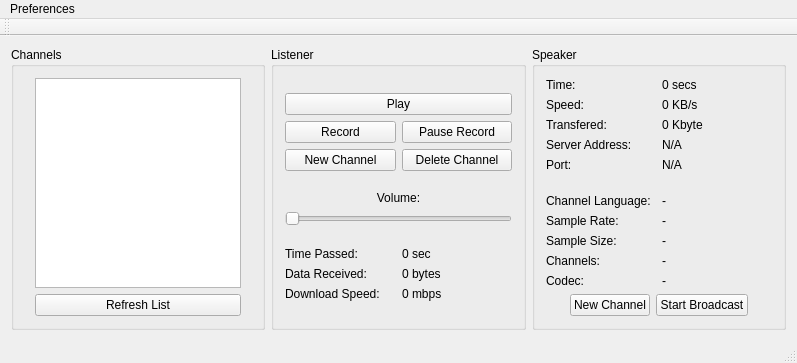
This is Translator/gui.ui in Ernyoke/Allamvizsga as Qt 5 draws it before an edit. The edited form follows.
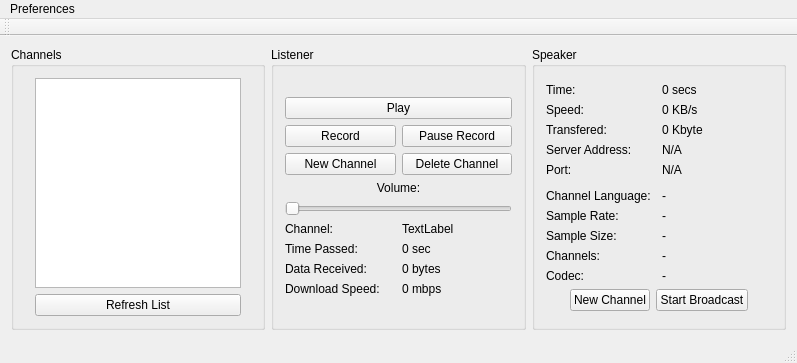
This is the edited form.

```diff
--- a/Translator/gui.ui
+++ b/Translator/gui.ui
@@ -34,6 +34,19 @@
       </property>
       <layout class="QGridLayout" name="gridLayout_8">
        <item row="0" column="0">
+        <spacer name="verticalSpacer_6">
+         <property name="orientation">
+          <enum>Qt::Vertical</enum>
+         </property>
+         <property name="sizeHint" stdset="0">
+          <size>
+           <width>20</width>
+           <height>40</height>
+          </size>
+         </property>
+        </spacer>
+       </item>
+       <item row="1" column="0">
         <layout class="QGridLayout" name="gridLayout_3">
          <item row="3" column="1">
           <widget class="QPushButton" name="newChannelBtn">
@@ -238,6 +251,19 @@
          </item>
         </layout>
        </item>
+       <item row="2" column="0">
+        <spacer name="verticalSpacer_7">
+         <property name="orientation">
+          <enum>Qt::Vertical</enum>
+         </property>
+         <property name="sizeHint" stdset="0">
+          <size>
+           <width>20</width>
+           <height>40</height>
+          </size>
+         </property>
+        </spacer>
+       </item>
       </layout>
      </widget>
     </item>
@@ -313,62 +339,76 @@
       <layout class="QGridLayout" name="gridLayout_11">
        <item row="0" column="0">
         <layout class="QGridLayout" name="gridLayout_5">
-         <item row="3" column="0">
+         <item row="2" column="0">
           <layout class="QGridLayout" name="gridLayout">
-           <item row="2" column="1">
-            <widget class="QLabel" name="speed">
-             <property name="text">
-              <string>0 mbps</string>
-             </property>
-            </widget>
-           </item>
-           <item row="0" column="0">
+           <item row="1" column="0">
             <widget class="QLabel" name="label_2">
              <property name="text">
               <string>Time Passed:</string>
              </property>
             </widget>
            </item>
-           <item row="0" column="1">
+           <item row="3" column="1">
+            <widget class="QLabel" name="speed">
+             <property name="text">
+              <string>0 mbps</string>
+             </property>
+            </widget>
+           </item>
+           <item row="1" column="1">
             <widget class="QLabel" name="timePassed">
              <property name="text">
               <string>0 sec</string>
              </property>
             </widget>
            </item>
-           <item row="1" column="0">
-            <widget class="QLabel" name="label_3">
-             <property name="text">
-              <string>Data Received:</string>
+           <item row="4" column="0" colspan="2">
+            <spacer name="verticalSpacer_4">
+             <property name="orientation">
+              <enum>Qt::Vertical</enum>
              </property>
-            </widget>
-           </item>
-           <item row="1" column="1">
-            <widget class="QLabel" name="dataReceived">
-             <property name="text">
-              <string>0 bytes</string>
+             <property name="sizeHint" stdset="0">
+              <size>
+               <width>20</width>
+               <height>40</height>
+              </size>
              </property>
-            </widget>
+            </spacer>
            </item>
-           <item row="2" column="0">
+           <item row="3" column="0">
             <widget class="QLabel" name="label_7">
              <property name="text">
               <string>Download Speed:</string>
              </property>
             </widget>
            </item>
-           <item row="3" column="0" colspan="2">
-            <spacer name="verticalSpacer_4">
-             <property name="orientation">
-              <enum>Qt::Vertical</enum>
+           <item row="2" column="1">
+            <widget class="QLabel" name="dataReceived">
+             <property name="text">
+              <string>0 bytes</string>
              </property>
-             <property name="sizeHint" stdset="0">
-              <size>
-               <width>20</width>
-               <height>40</height>
-              </size>
+            </widget>
+           </item>
+           <item row="2" column="0">
+            <widget class="QLabel" name="label_3">
+             <property name="text">
+              <string>Data Received:</string>
              </property>
-            </spacer>
+            </widget>
+           </item>
+           <item row="0" column="0">
+            <widget class="QLabel" name="label_15">
+             <property name="text">
+              <string>Channel:</string>
+             </property>
+            </widget>
+           </item>
+           <item row="0" column="1">
+            <widget class="QLabel" name="label_16">
+             <property name="text">
+              <string>TextLabel</string>
+             </property>
+            </widget>
            </item>
           </layout>
          </item>
@@ -424,7 +464,7 @@
            </item>
           </layout>
          </item>
-         <item row="2" column="0">
+         <item row="1" column="0">
           <layout class="QGridLayout" name="gridLayout_10">
            <item row="0" column="0">
             <widget class="QLabel" name="label">
@@ -443,34 +483,8 @@
              </property>
             </widget>
            </item>
-           <item row="2" column="0">
-            <spacer name="verticalSpacer_2">
-             <property name="orientation">
-              <enum>Qt::Vertical</enum>
-             </property>
-             <property name="sizeHint" stdset="0">
-              <size>
-               <width>20</width>
-               <height>40</height>
-              </size>
-             </property>
-            </spacer>
-           </item>
           </layout>
          </item>
-         <item row="1" column="0">
-          <spacer name="verticalSpacer_5">
-           <property name="orientation">
-            <enum>Qt::Vertical</enum>
-           </property>
-           <property name="sizeHint" stdset="0">
-            <size>
-             <width>20</width>
-             <height>40</height>
-            </size>
-           </property>
-          </spacer>
-         </item>
         </layout>
        </item>
       </layout>
```
Left out of the diff: 2 changed lines with no effect on the pictures.
